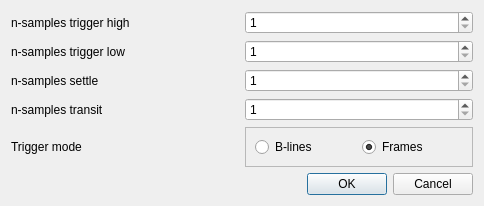
sstucker/OCTview, file src/main/resources/windows/ui/RasterScanDialog.ui: the form before one commit.
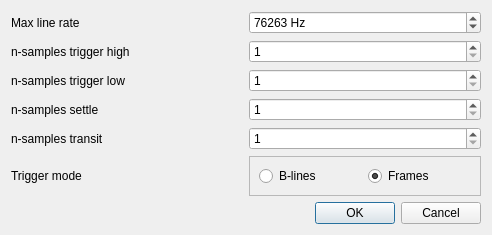
The form after the commit.

```diff
--- a/src/main/resources/windows/ui/RasterScanDialog.ui
+++ b/src/main/resources/windows/ui/RasterScanDialog.ui
@@ -6,8 +6,8 @@
    <rect>
     <x>0</x>
     <y>0</y>
-    <width>484</width>
-    <height>188</height>
+    <width>492</width>
+    <height>211</height>
    </rect>
   </property>
   <property name="windowTitle">
@@ -17,21 +17,21 @@
    <bool>true</bool>
   </property>
   <layout class="QGridLayout" name="gridLayout">
-   <item row="3" column="0">
-    <widget class="QLabel" name="labelSamplesTransit">
+   <item row="2" column="0">
+    <widget class="QLabel" name="labelSamplesOff">
      <property name="text">
-      <string>n-samples transit</string>
-     </property>
-    </widget>
-   </item>
-   <item row="0" column="1">
-    <widget class="QSpinBox" name="spinSamplesOn">
-     <property name="minimum">
-      <number>1</number>
+      <string>n-samples trigger low</string>
      </property>
     </widget>
    </item>
    <item row="1" column="1">
+    <widget class="QSpinBox" name="spinSamplesOn">
+     <property name="minimum">
+      <number>1</number>
+     </property>
+    </widget>
+   </item>
+   <item row="2" column="1">
     <widget class="QSpinBox" name="spinSamplesOff">
      <property name="minimum">
       <number>1</number>
@@ -39,13 +39,41 @@
     </widget>
    </item>
    <item row="3" column="1">
+    <widget class="QSpinBox" name="spinSamplesSettle">
+     <property name="minimum">
+      <number>1</number>
+     </property>
+    </widget>
+   </item>
+   <item row="4" column="0">
+    <widget class="QLabel" name="labelSamplesTransit">
+     <property name="text">
+      <string>n-samples transit</string>
+     </property>
+    </widget>
+   </item>
+   <item row="4" column="1">
     <widget class="QSpinBox" name="spinSamplesTransit">
      <property name="minimum">
       <number>1</number>
      </property>
     </widget>
    </item>
-   <item row="7" column="0" colspan="2">
+   <item row="1" column="0">
+    <widget class="QLabel" name="labelSamplesOn">
+     <property name="text">
+      <string>n-samples trigger high</string>
+     </property>
+    </widget>
+   </item>
+   <item row="3" column="0">
+    <widget class="QLabel" name="labelSamplesSettle">
+     <property name="text">
+      <string>n-samples settle</string>
+     </property>
+    </widget>
+   </item>
+   <item row="9" column="0" colspan="2">
     <widget class="QDialogButtonBox" name="buttonBox">
      <property name="orientation">
       <enum>Qt::Horizontal</enum>
@@ -55,35 +83,43 @@
      </property>
     </widget>
    </item>
-   <item row="2" column="1">
-    <widget class="QSpinBox" name="spinSamplesSettle">
-     <property name="minimum">
-      <number>1</number>
+   <item row="5" column="0">
+    <widget class="QLabel" name="labelTriggerMode">
+     <property name="text">
+      <string>Trigger mode</string>
      </property>
     </widget>
    </item>
-   <item row="1" column="0">
-    <widget class="QLabel" name="labelSamplesOff">
-     <property name="text">
-      <string>n-samples trigger low</string>
+   <item row="0" column="1">
+    <widget class="QDoubleSpinBox" name="spinMaxLineRate">
+     <property name="suffix">
+      <string> Hz</string>
+     </property>
+     <property name="decimals">
+      <number>0</number>
+     </property>
+     <property name="minimum">
+      <double>1.000000000000000</double>
+     </property>
+     <property name="maximum">
+      <double>999000.000000000000000</double>
+     </property>
+     <property name="singleStep">
+      <double>1.000000000000000</double>
+     </property>
+     <property name="value">
+      <double>76263.000000000000000</double>
      </property>
     </widget>
    </item>
    <item row="0" column="0">
-    <widget class="QLabel" name="labelSamplesOn">
+    <widget class="QLabel" name="labelMaxLineRate">
      <property name="text">
-      <string>n-samples trigger high</string>
+      <string>Max line rate</string>
      </property>
     </widget>
    </item>
-   <item row="2" column="0">
-    <widget class="QLabel" name="labelSamplesSettle">
-     <property name="text">
-      <string>n-samples settle</string>
-     </property>
-    </widget>
-   </item>
-   <item row="4" column="1">
+   <item row="5" column="1">
     <widget class="QFrame" name="frame">
      <property name="frameShape">
       <enum>QFrame::StyledPanel</enum>
@@ -112,13 +148,6 @@
      </layout>
     </widget>
    </item>
-   <item row="4" column="0">
-    <widget class="QLabel" name="labelTriggerMode">
-     <property name="text">
-      <string>Trigger mode</string>
-     </property>
-    </widget>
-   </item>
   </layout>
  </widget>
  <resources/>
```
